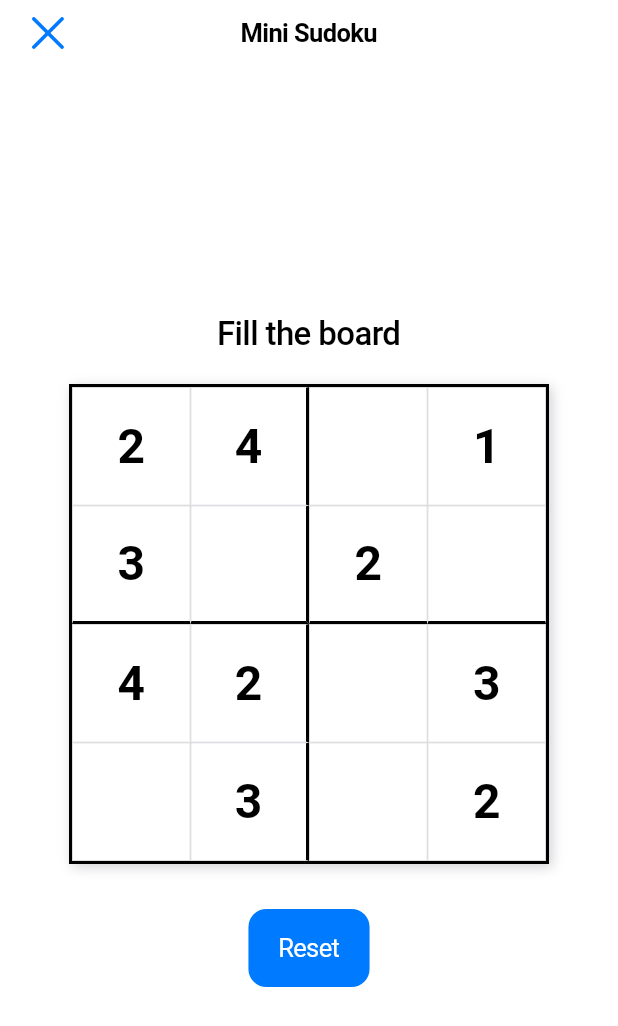
After one commit to wiktorzakmateusz/games_app, a Flutter app: the MiniSudokuPage screen opened by its route, on a phone screen of 412 x 824 dp. The commit adds this screen. Shown: the top 1026 px of the screen. Run offline on Flutter 3.47's test engine with Material 3 defaults, Android fonts, the phone set to English and light mode, and no system bars.

Commit message:
Added computer difficulty modes, sudoku, and unit tests

```diff
--- /dev/null
+++ b/lib/logic/mini_sudoku_logic.dart
@@ -0,0 +1,71 @@
+import 'dart:math';
+
+class SudokuLogic {
+
+  /// Generates a full valid 4x4 solution
+  List<int> generateSolvedBoard() {
+    List<int> tempBoard = List.filled(16, 0);
+    _solveBoardRecursively(tempBoard);
+    return tempBoard;
+  }
+
+  /// Checks if the board is full and matches the solution exactly
+  Map<String, dynamic> validateFullBoard(List<int> currentBoard, List<int> solution) {
+    Set<int> wrongIndices = {};
+    bool isCorrect = true;
+
+    for (int i = 0; i < 16; i++) {
+      if (currentBoard[i] != solution[i]) {
+        wrongIndices.add(i);
+        isCorrect = false;
+      }
+    }
+
+    return {
+      'isCorrect': isCorrect,
+      'wrongIndices': wrongIndices,
+      'statusText': isCorrect ? 'Well done!' : 'Wrong. Fix red cells.'
+    };
+  }
+
+  /// Private backtracking solver
+  bool _solveBoardRecursively(List<int> b) {
+    int emptyIndex = b.indexOf(0);
+    if (emptyIndex == -1) return true; // Board full
+
+    List<int> numbers = [1, 2, 3, 4]..shuffle();
+
+    for (int num in numbers) {
+      if (isValidMove(b, emptyIndex, num)) {
+        b[emptyIndex] = num;
+        if (_solveBoardRecursively(b)) return true;
+        b[emptyIndex] = 0; // Backtrack
+      }
+    }
+    return false;
+  }
+
+  /// Checks if placing [value] at [index] is valid
+  bool isValidMove(List<int> b, int index, int value) {
+    int row = index ~/ 4;
+    int col = index % 4;
+
+    // Check Row
+    for (int c = 0; c < 4; c++) {
+      if (b[row * 4 + c] == value) return false;
+    }
+    // Check Column
+    for (int r = 0; r < 4; r++) {
+      if (b[r * 4 + col] == value) return false;
+    }
+    // Check 2x2 Box
+    int startRow = (row ~/ 2) * 2;
+    int startCol = (col ~/ 2) * 2;
+    for (int r = 0; r < 2; r++) {
+      for (int c = 0; c < 2; c++) {
+        if (b[(startRow + r) * 4 + (startCol + c)] == value) return false;
+      }
+    }
+    return true;
+  }
+}
--- a/lib/pages/game_settings_page.dart
+++ b/lib/pages/game_player_settings_page.dart
@@ -18,7 +18,7 @@ class GameSettingsPage extends StatelessWidget {
             children: [
               GameButton(
                 label: 'Play solo',
-                onTap: () => Navigator.pushNamed(context, '/difficulty'),
+                onTap: () => Navigator.pushNamed(context, '/game_difficulty_settings'),
               ),
               const SizedBox(height: 20),
               GameButton(
--- /dev/null
+++ b/lib/pages/mini_sudoku_game_page.dart
@@ -0,0 +1,273 @@
+import 'package:flutter/cupertino.dart';
+import 'package:flutter/material.dart'; // Used for Colors
+import 'dart:math';
+import '../logic/mini_sudoku_logic.dart';
+
+class MiniSudokuPage extends StatefulWidget {
+  const MiniSudokuPage({super.key});
+
+  @override
+  State<MiniSudokuPage> createState() => _MiniSudokuPageState();
+}
+
+class _MiniSudokuPageState extends State<MiniSudokuPage> {
+
+
+
+  // Game State
+  List<int> board = List.filled(16, 0);
+  List<int> solution = List.filled(16, 0); // Store the correct answer here
+  List<bool> isFixed = List.filled(16, false);
+
+  // Validation State
+  Set<int> wrongIndices = {}; // Tracks which cells are incorrect
+  String statusText = 'Fill the board';
+  bool isGameWon = false;
+  String difficulty = 'Easy';
+
+  final SudokuLogic _logic = SudokuLogic();
+
+  @override
+  void didChangeDependencies() {
+    super.didChangeDependencies();
+    final args = ModalRoute.of(context)!.settings.arguments as Map?;
+    // Only generate if board is empty
+    if (board.every((element) => element == 0)) {
+       difficulty = args?['difficulty'] ?? 'Easy';
+       _startNewGame();
+    }
+  }
+
+  void _startNewGame() {
+    setState(() {
+      isGameWon = false;
+      statusText = 'Fill the board';
+      board = List.filled(16, 0);
+      solution = List.filled(16, 0);
+      isFixed = List.filled(16, false);
+      wrongIndices.clear();
+
+      // 1. Generate a full valid solution and SAVE it
+      solution = _logic.generateSolvedBoard();
+
+      // 2. Copy solution to board
+      board = List.from(solution);
+
+      // 3. Remove numbers based on difficulty
+      int numbersToRemove;
+      switch (difficulty) {
+        case 'Hard': numbersToRemove = 10; break;
+        case 'Medium': numbersToRemove = 8; break;
+        case 'Easy': default: numbersToRemove = 6; break;
+      }
+
+      final random = Random();
+      int removedCount = 0;
+      while (removedCount < numbersToRemove) {
+        int index = random.nextInt(16);
+        if (board[index] != 0) {
+          board[index] = 0;
+          removedCount++;
+        }
+      }
+
+      // 4. Lock the remaining numbers
+      for (int i = 0; i < 16; i++) {
+        isFixed[i] = board[i] != 0;
+      }
+    });
+  }
+
+  /// Clears only the user's moves (keeps fixed numbers)
+  void _resetCurrentBoard() {
+    setState(() {
+      wrongIndices.clear(); // Clear error red marks
+      statusText = 'Fill the board';
+      for (int i = 0; i < 16; i++) {
+        if (!isFixed[i]) {
+          board[i] = 0;
+        }
+      }
+    });
+  }
+
+  void _handleTap(int index) {
+    if (isFixed[index] || isGameWon) return;
+
+    showCupertinoModalPopup(
+      context: context,
+      builder: (BuildContext context) => CupertinoActionSheet(
+        title: const Text('Select Number'),
+        actions: [
+          for (int i = 1; i <= 4; i++)
+            CupertinoActionSheetAction(
+              child: Text('$i'),
+              onPressed: () {
+                Navigator.pop(context);
+                _updateBoard(index, i);
+              },
+            ),
+          CupertinoActionSheetAction(
+            isDestructiveAction: true,
+            onPressed: () {
+              Navigator.pop(context);
+              _updateBoard(index, 0);
+            },
+            child: const Text('Clear'),
+          ),
+        ],
+        cancelButton: CupertinoActionSheetAction(
+          onPressed: () => Navigator.pop(context),
+          child: const Text('Cancel'),
+        ),
+      ),
+    );
+  }
+
+  void _updateBoard(int index, int value) {
+    setState(() {
+      board[index] = value;
+      // If user changes a cell that was marked wrong, remove the red mark
+      wrongIndices.remove(index);
+
+      // Check if board is full
+      if (!board.contains(0)) {
+        _validateFullBoard();
+      } else {
+        statusText = 'Keep going...';
+      }
+    });
+  }
+
+  void _validateFullBoard() {
+    final result = _logic.validateFullBoard(board, solution);
+
+    setState(() {
+      wrongIndices = result['wrongIndices'];
+      statusText = result['statusText'];
+      isGameWon = result['isCorrect'];
+    });
+  }
+
+  Widget _buildCell(int index) {
+    final int value = board[index];
+    final bool fixed = isFixed[index];
+    final bool isWrong = wrongIndices.contains(index);
+
+    // Grid styling
+    final int row = index ~/ 4;
+    final int col = index % 4;
+    final bool rightBorder = (col == 1);
+    final bool bottomBorder = (row == 1);
+
+    // Determine Text Color
+    Color textColor;
+    if (isWrong) {
+      textColor = CupertinoColors.systemRed; // Red if wrong
+    } else if (fixed) {
+      textColor = CupertinoColors.black; // Black if fixed
+    } else {
+      textColor = CupertinoColors.activeBlue; // Blue if user entered (and valid/unchecked)
+    }
+
+    return GestureDetector(
+      onTap: () => _handleTap(index),
+      child: Container(
+        decoration: BoxDecoration(
+          color: CupertinoColors.white,
+          border: Border(
+            top: BorderSide(color: CupertinoColors.systemGrey4, width: 0.5),
+            left: BorderSide(color: CupertinoColors.systemGrey4, width: 0.5),
+            right: BorderSide(
+              color: rightBorder ? CupertinoColors.black : CupertinoColors.systemGrey4,
+              width: rightBorder ? 2.0 : 0.5
+            ),
+            bottom: BorderSide(
+              color: bottomBorder ? CupertinoColors.black : CupertinoColors.systemGrey4,
+              width: bottomBorder ? 2.0 : 0.5
+            ),
+          ),
+        ),
+        child: Center(
+          child: Text(
+            value == 0 ? '' : '$value',
+            style: TextStyle(
+              fontSize: 32,
+              fontWeight: fixed ? FontWeight.bold : FontWeight.normal,
+              color: textColor,
+            ),
+          ),
+        ),
+      ),
+    );
+  }
+
+  @override
+  Widget build(BuildContext context) {
+    const double boardSize = 320;
+
+    return CupertinoPageScaffold(
+      navigationBar: CupertinoNavigationBar(
+        middle: const Text('Mini Sudoku'),
+        leading: GestureDetector(
+          child: const Icon(CupertinoIcons.xmark, color: CupertinoColors.activeBlue),
+          onTap: () => Navigator.pushNamedAndRemoveUntil(context, '/', (route) => false),
+        ),
+      ),
+      child: SafeArea(
+        child: Center(
+          child: Column(
+            mainAxisAlignment: MainAxisAlignment.center,
+            children: [
+              Text(
+                statusText,
+                style: TextStyle(
+                  fontSize: 22,
+                  fontWeight: FontWeight.w500,
+                  color: CupertinoColors.black,
+                ),
+              ),
+
+              const SizedBox(height: 20),
+
+              Container(
+                width: boardSize,
+                height: boardSize,
+                decoration: BoxDecoration(
+                  border: Border.all(color: CupertinoColors.black, width: 2),
+                  color: CupertinoColors.white,
+                  boxShadow: const [
+                     BoxShadow(
+                      color: CupertinoColors.systemGrey4,
+                      blurRadius: 6,
+                      offset: Offset(2, 2),
+                    ),
+                  ],
+                ),
+                child: GridView.builder(
+                  padding: EdgeInsets.zero,
+                  itemCount: 16,
+                  physics: const NeverScrollableScrollPhysics(),
+                  gridDelegate: const SliverGridDelegateWithFixedCrossAxisCount(
+                    crossAxisCount: 4,
+                  ),
+                  itemBuilder: (context, index) => _buildCell(index),
+                ),
+              ),
+
+              const SizedBox(height: 30),
+
+              // Button Logic:
+              // Won -> New Game
+              // Playing/Wrong -> Reset (Clears user input)
+              CupertinoButton.filled(
+                onPressed: isGameWon ? _startNewGame : _resetCurrentBoard,
+                child: Text(isGameWon ? 'New Game' : 'Reset'),
+              ),
+            ],
+          ),
+        ),
+      ),
+    );
+  }
+}
--- a/pubspec.yaml
+++ b/pubspec.yaml
@@ -36,6 +36,7 @@ dependencies:
   cupertino_icons: ^1.0.8
   provider: ^6.1.5
   english_words: ^4.0.0
+  window_manager: ^0.5.1
 
 dev_dependencies:
   flutter_test:
```
Also changed, not shown: lib/app.dart (+6 -4 lines), lib/logic/tic_tac_toe_logic.dart (added, +108 -0 lines), lib/pages/game_difficulty_settings_page.dart (renamed from lib/pages/difficulty_page.dart, +14 -3 lines), lib/pages/home_page.dart (+8 -2 lines), lib/pages/tic_tac_toe_game_page.dart (+57 -68 lines), lib/main.dart (line endings or trailing spaces), pubspec.lock, 17 other files.
